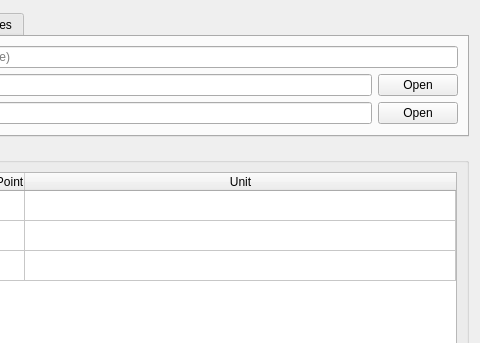
Old version of the form gui/io/DataImporterWidget.ui in the repository kateyy/geohazardvis; both pictures show x 199 to 679 and y 0 to 343 of the 679 by 619 pixel window.
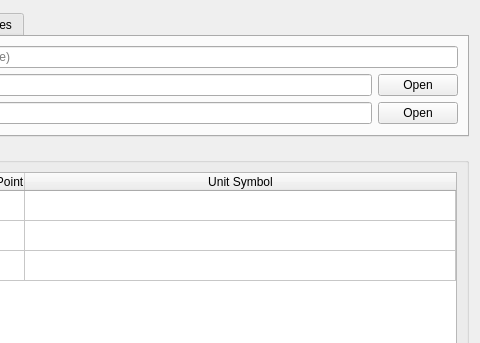
New version of the form.

Commit message: Adjust DataImporterWidget wording

```diff
--- a/gui/io/DataImporterWidget.ui
+++ b/gui/io/DataImporterWidget.ui
@@ -250,7 +250,7 @@
          </column>
          <column>
           <property name="text">
-           <string>Unit</string>
+           <string>Unit Symbol</string>
           </property>
          </column>
          <item row="0" column="0">
```
